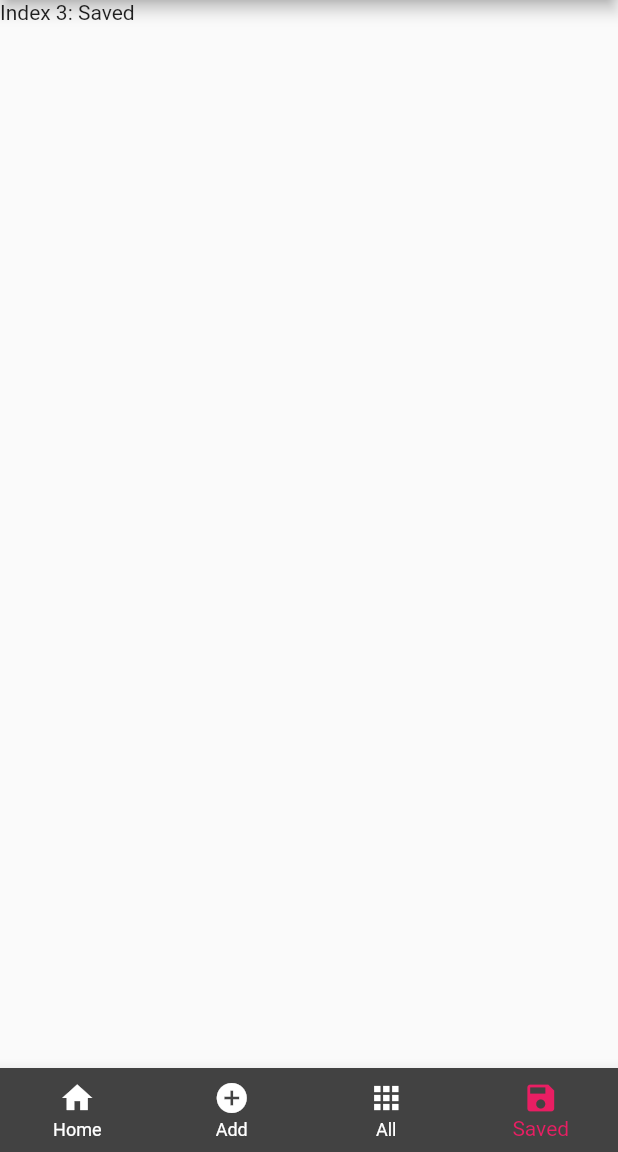
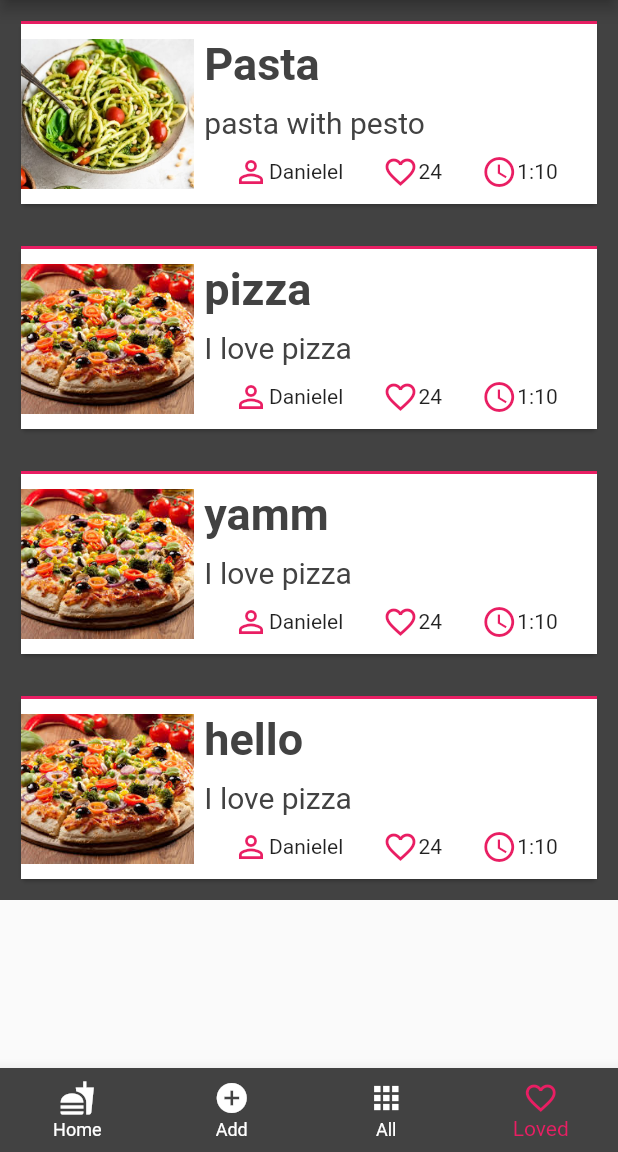
Before and after one commit to DanielleZror/myFlutterRecipeApp, a Flutter app: the screen it shows after launch, item 4 of the bottom bar chosen, on a phone screen of 412 x 824 dp, the part 84-1236 px from its top. Run offline on Flutter 3.47's test engine with Material 2 defaults, Android fonts, the light colour scheme and no system bars.

Commit message:
loved page

```diff
--- a/lib/AllRecipesPage.dart
+++ b/lib/AllRecipesPage.dart
@@ -2,17 +2,24 @@ import 'package:flutter/material.dart';
 import './CardRow.dart';
 import './data.dart';
 
-class AllRecipesPage extends StatelessWidget {
+class AllRecipesPage extends StatefulWidget {
+  @override
+  State<StatefulWidget> createState() {
+    return AllRecipesPageState();
+  }
+}
+
+class AllRecipesPageState extends State<AllRecipesPage> {
   var data = Data.getData;
   @override
   Widget build(BuildContext context) {
     return Scaffold(
       backgroundColor: Colors.grey[800],
-      body: Column(
-        children: <Widget>[
-          CardRow(data[0], 0),
-          CardRow(data[1], 1),
-        ],
+      body: ListView.builder(
+        itemCount: data.length,
+        itemBuilder: (BuildContext ctxt, int index) {
+          return CardRow(data[index], index);
+        },
       ),
     );
   }
--- a/lib/CardRow.dart
+++ b/lib/CardRow.dart
@@ -15,12 +15,12 @@ class CardRow extends StatelessWidget {
         child: Stack(
           children: <Widget>[
             card(data),
-            planetThumbnail(),
+            planetThumbnail(data),
           ],
         ));
   }
 
-  Widget planetThumbnail() {
+  Widget planetThumbnail(data) {
     return Container(
       margin: (index % 2 == 0)
           ? const EdgeInsets.only(left: 270.0)
@@ -30,7 +30,7 @@ class CardRow extends StatelessWidget {
       alignment: FractionalOffset.centerLeft,
       child: ClipOval(
         child: Image(
-          image: AssetImage("Images/food.jpg"),
+          image: AssetImage(data['image']),
           height: 92.0,
           width: 92.0,
           fit: BoxFit.cover,
--- /dev/null
+++ b/lib/FavoriteRecipesPage.dart
@@ -0,0 +1,144 @@
+import 'package:flutter/cupertino.dart';
+import 'package:flutter/material.dart';
+import './data.dart';
+
+class FavoriteRecipesPage extends StatelessWidget {
+  var data = Data.getData;
+  @override
+  Widget build(BuildContext context) {
+    return Scaffold(
+      body: Container(
+        child: Column(
+          mainAxisSize: MainAxisSize.max,
+          mainAxisAlignment: MainAxisAlignment.start,
+          children: <Widget>[
+            Expanded(
+              child: ListView.builder(
+                itemCount: data.length,
+                itemBuilder: (context, index) {
+                  return Container(
+                    color: Colors.grey[800],
+                    padding: EdgeInsets.fromLTRB(10, 10, 10, 10),
+                    height: 150,
+                    width: double.maxFinite,
+                    child: Card(
+                      child: Container(
+                        decoration: BoxDecoration(
+                          border: Border(
+                            top: BorderSide(width: 2.0, color: Colors.pink),
+                          ),
+                          color: Colors.white,
+                        ),
+                        child: Row(
+                          children: <Widget>[
+                            Expanded(
+                              flex: 3,
+                              child: recipeImage(data[index]),
+                            ),
+                            Expanded(
+                              flex: 7,
+                              child: Column(
+                                crossAxisAlignment: CrossAxisAlignment.start,
+                                mainAxisAlignment:
+                                    MainAxisAlignment.spaceEvenly,
+                                children: <Widget>[
+                                  recipeName(data[index]),
+                                  recipeDescription(data[index]),
+                                  recipeDetails(),
+                                ],
+                              ),
+                            ),
+                          ],
+                        ),
+                      ),
+                    ),
+                  );
+                },
+              ),
+            ),
+          ],
+        ),
+      ),
+    );
+  }
+
+  Widget recipeImage(data) {
+    return Image(
+      image: AssetImage(data['image']),
+      height: 100,
+      width: 100,
+      fit: BoxFit.cover,
+    );
+  }
+
+  Widget recipeName(data) {
+    return Padding(
+      padding: const EdgeInsets.only(left: 7.0),
+      child: RichText(
+        textAlign: TextAlign.end,
+        text: TextSpan(
+          text: '${data['name']}',
+          style: TextStyle(
+            fontWeight: FontWeight.bold,
+            color: Colors.grey[800],
+            fontSize: 30,
+          ),
+        ),
+      ),
+    );
+  }
+
+  Widget recipeDescription(data) {
+    return Padding(
+      padding: const EdgeInsets.only(left: 7.0),
+      child: RichText(
+        textAlign: TextAlign.left,
+        text: TextSpan(
+          text: '${data['value']}',
+          style: TextStyle(
+            color: Colors.grey[800],
+            fontSize: 20,
+          ),
+        ),
+      ),
+    );
+  }
+
+  Widget recipeDetails() {
+    return Row(
+      mainAxisAlignment: MainAxisAlignment.spaceEvenly,
+      children: <Widget>[
+        Column(
+          children: <Widget>[
+            Row(
+              children: <Widget>[
+                Icon(Icons.perm_identity, color: Colors.pink),
+                Text('Danielel'),
+              ],
+            ),
+          ],
+        ),
+        Column(
+          children: <Widget>[
+            Row(
+              children: <Widget>[
+                Icon(Icons.favorite_border, color: Colors.pink),
+                Text('24'),
+              ],
+            ),
+          ],
+        ),
+        Column(
+          children: <Widget>[
+            Row(
+              children: <Widget>[
+                Icon(Icons.access_time, color: Colors.pink),
+                Text('1:10')
+              ],
+            ),
+          ],
+        ),
+      ],
+    );
+  }
+}
--- a/lib/data.dart
+++ b/lib/data.dart
@@ -7,12 +7,28 @@ class Data {
       'icon': Icons.fastfood,
       'iconColor': Colors.pink,
       'value': 'pasta with pesto',
+      'image': 'Images/pestopasta.jpg',
     },
     {
       'name': 'pizza',
       'icon': Icons.home,
       'iconColor': Colors.pink,
-      'value': 'I love pizza'
+      'value': 'I love pizza',
+      'image': 'Images/pizza.jpg',
+    },
+    {
+      'name': 'yamm',
+      'icon': Icons.home,
+      'iconColor': Colors.pink,
+      'value': 'I love pizza',
+      'image': 'Images/pizza.jpg',
+    },
+    {
+      'name': 'hello',
+      'icon': Icons.home,
+      'iconColor': Colors.pink,
+      'value': 'I love pizza',
+      'image': 'Images/pizza.jpg',
     },
   ];
 }
--- a/lib/main.dart
+++ b/lib/main.dart
@@ -1,6 +1,7 @@
 import 'package:flutter/material.dart';
 import './HomePage.dart';
 import './AllRecipesPage.dart';
+import './FavoriteRecipesPage.dart';
 
 void main() {
   runApp(MyApp());
@@ -35,7 +36,7 @@ class MyAppState extends State<MyApp> {
     HomePage(),
     Text('Index 1: add'),
     AllRecipesPage(),
-    Text('Index 3: Saved'),
+    FavoriteRecipesPage(),
   ];
 
   @override
@@ -66,7 +67,7 @@ class MyAppState extends State<MyApp> {
           },
           items: [
             BottomNavigationBarItem(
-              icon: Icon(Icons.home),
+              icon: Icon(Icons.fastfood),
               title: Text('Home'),
             ),
             BottomNavigationBarItem(
@@ -78,8 +79,8 @@ class MyAppState extends State<MyApp> {
               title: Text('All'),
             ),
             BottomNavigationBarItem(
-              icon: Icon(Icons.save),
-              title: Text('Saved'),
+              icon: Icon(Icons.favorite_border),
+              title: Text('Loved'),
             ),
           ],
         ),
```
Also changed, not shown: Images/pestopasta.jpg (added), Images/pizza.jpg (added).
